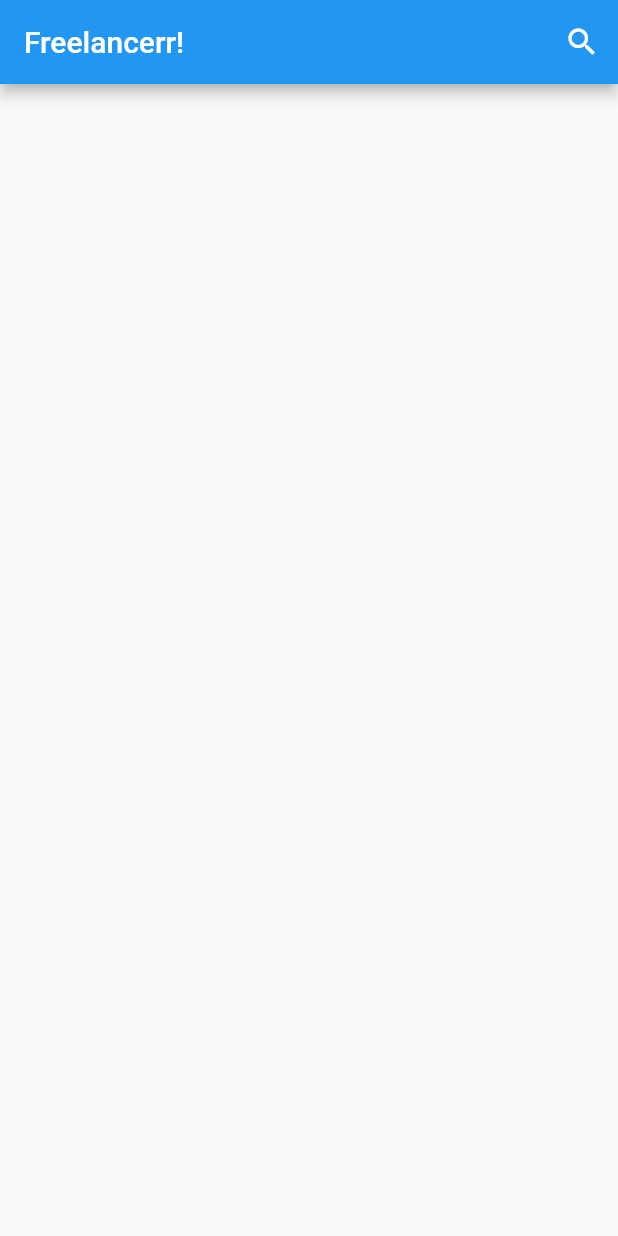
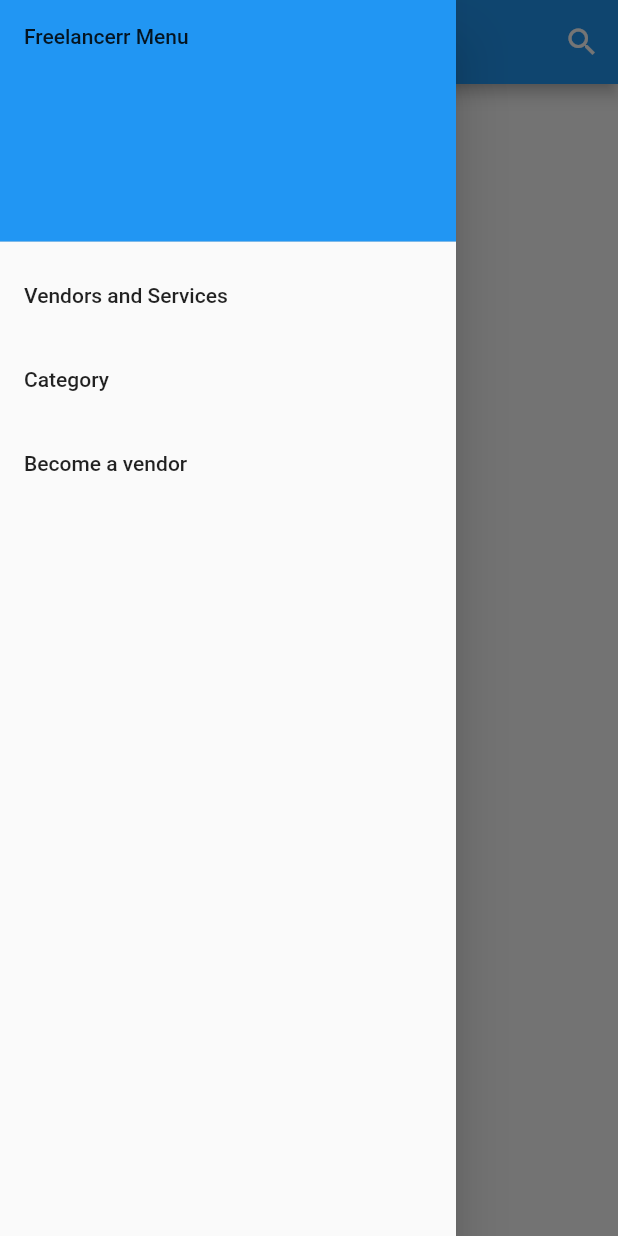
Before and after one commit to Atmosphery/FreelancerrProject, a Flutter app: the screen it shows after launch, with the side drawer open (before the commit the screen has no drawer), on a phone screen of 412 x 824 dp. Run offline on Flutter 3.47's test engine with Material 2 defaults, Android fonts, the phone set to English and light mode, and no system bars.

Commit message:
Working Menu and search function with dummy data

```diff
--- a/Frontend/freelancerr_frontend/lib/main.dart
+++ b/Frontend/freelancerr_frontend/lib/main.dart
@@ -17,26 +17,46 @@ class MyApp extends StatelessWidget {
   Widget build(BuildContext context) {
     return const MaterialApp(
       title: 'Potato',
-      home: FreelancerApp(),
+      home: HomePage(),
     );
   }
 }
 
-class FreelancerApp extends StatefulWidget {
-  const FreelancerApp({Key? key}) : super(key: key);
+class HomePage extends StatefulWidget {
+  const HomePage({Key? key}) : super(key: key);
 
   @override
-  State<FreelancerApp> createState() => _FreelancerAppState();
+  State<HomePage> createState() => _HomePageState();
 }
 
-class _FreelancerAppState extends State<FreelancerApp> {
+class _HomePageState extends State<HomePage> {
   @override
   Widget build(BuildContext context) {
     return Scaffold(
-      appBar: AppBar(
-        //actionsIconTheme: ,
-        title: const Text("Freelancerr!"),
-        actions: [
+        drawer: Drawer(
+          child: ListView(
+            padding: EdgeInsets.zero,
+            children: const [
+              DrawerHeader(
+                decoration: BoxDecoration(
+                  color: Colors.blue,
+                ),
+                child: Text("Freelancerr Menu"),
+              ),
+              ListTile(
+                title: Text("Vendors and Services"),
+              ),
+              ListTile(
+                title: Text("Category"),
+              ),
+
+                ListTile(
+                  title: Text("Become a vendor"),
+                ),
+            ],
+          ),
+        ),
+        appBar: AppBar(title: const Text("Freelancerr!"), actions: [
           IconButton(
             onPressed: () {
               // method to show the search bar
@@ -47,9 +67,7 @@ class _FreelancerAppState extends State<FreelancerApp> {
             },
             icon: const Icon(Icons.search),
           )
-        ],
-      ),
-    );
+        ]));
   }
 }
 
```
